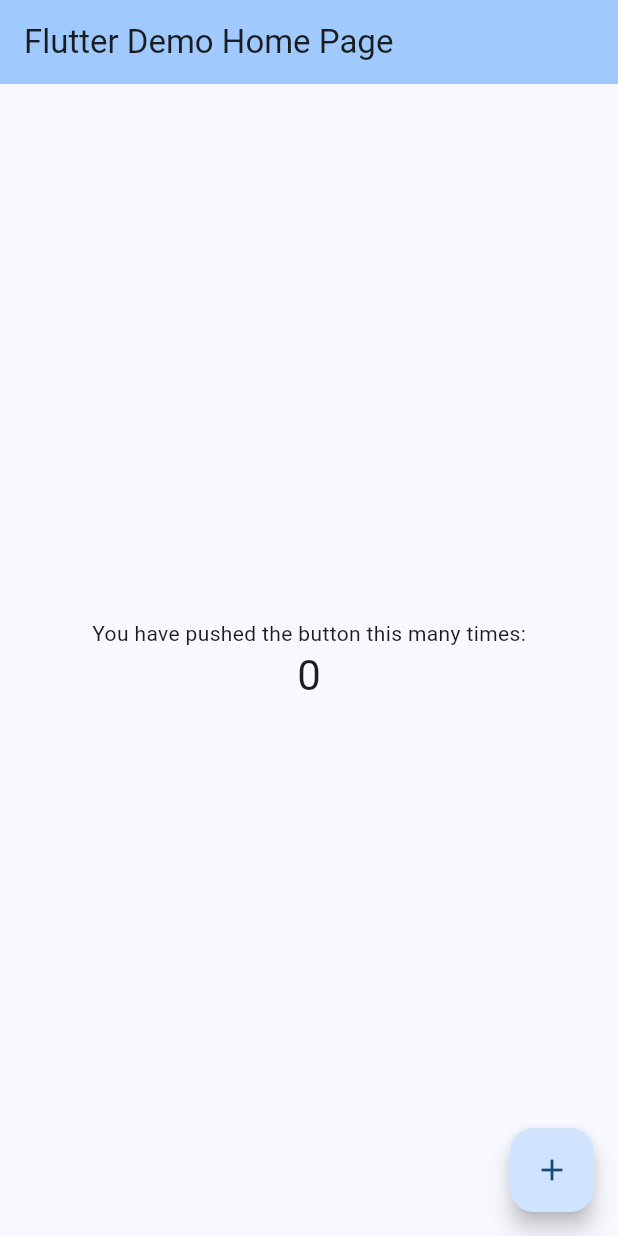
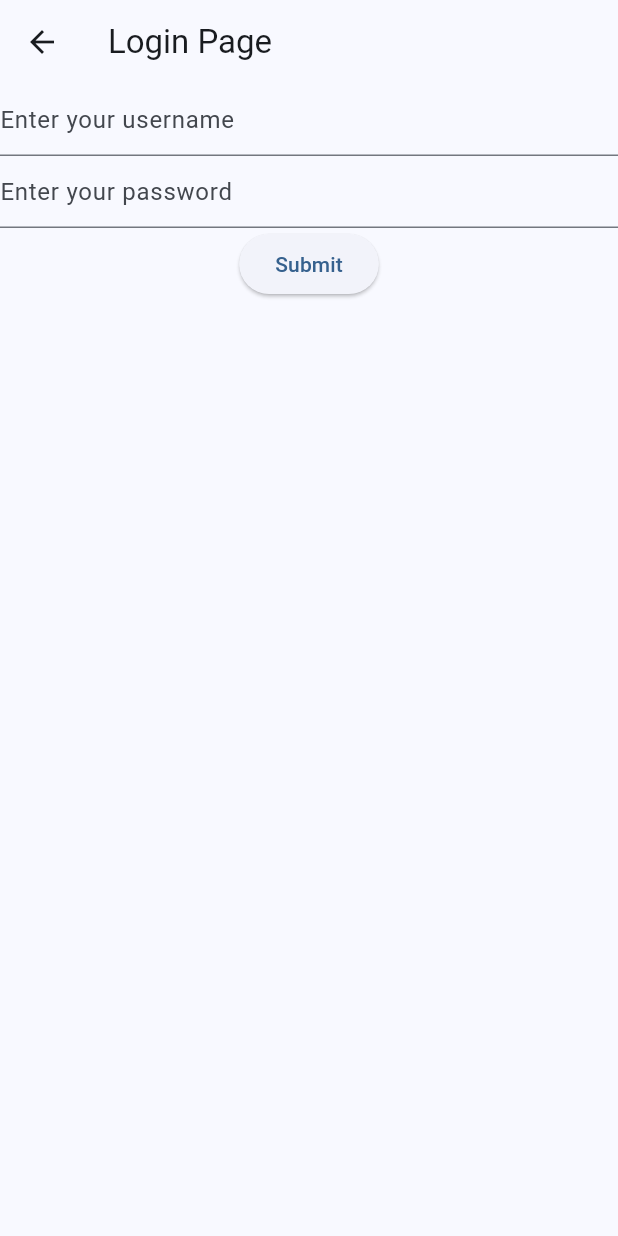
Before and after one commit to WuzhouDu/htt_proj, a Flutter app: the screen it shows after launch, on a phone screen of 412 x 824 dp. Run offline on Flutter 3.47's test engine with Material 2 defaults, Android fonts, the light colour scheme and no system bars; our stand-ins replace shared_preferences.

Commit message:
flash page and login page.

```diff
--- /dev/null
+++ b/lib/LoginPage.dart
@@ -0,0 +1,77 @@
+import 'package:flutter/material.dart';
+
+class LoginPage extends StatefulWidget {
+  const LoginPage({super.key});
+
+  @override
+  State<LoginPage> createState() => _LoginPageState();
+}
+
+class _LoginPageState extends State<LoginPage> {
+  final _formKey = GlobalKey<FormState>();
+
+  late String _username;
+  late String _password;
+
+  @override
+  Widget build(BuildContext context) {
+    return Scaffold(
+      appBar: AppBar(
+        title: const Text('Login Page'),
+        leading: IconButton(
+          icon: const Icon(Icons.arrow_back),
+          onPressed: () {
+            Navigator.pop(context);
+          },
+        ),
+      ),
+      body: Form(
+        key: _formKey,
+        child: Column(
+          children: [
+            TextFormField(
+              decoration: const InputDecoration(
+                hintText: 'Enter your username',
+              ),
+              validator: (value) {
+                if (value == null || value.isEmpty) {
+                  return 'Please enter your username';
+                }
+                return null;
+              },
+              onSaved: (value) {
+                _username = value!;
+              },
+            ),
+            TextFormField(
+              decoration: const InputDecoration(
+                hintText: 'Enter your password',
+              ),
+              validator: (value) {
+                if (value == null || value.isEmpty) {
+                  return 'Please enter your password';
+                }
+                return null;
+              },
+              onSaved: (value) {
+                _password = value!;
+              },
+            ),
+            ElevatedButton(
+              onPressed: () {
+                if (_formKey.currentState!.validate()) {
+                  _formKey.currentState!.save();
+                  ScaffoldMessenger.of(context).showSnackBar(
+                    const SnackBar(content: Text('Processing Data')),
+                  );
+                  Navigator.pushNamed(context, '/home');
+                }
+              },
+              child: const Text('Submit'),
+            ),
+          ],
+        ),
+      ),
+    );
+  }
+}
--- a/lib/main.dart
+++ b/lib/main.dart
@@ -1,4 +1,8 @@
+import 'dart:developer';
+
 import 'package:flutter/material.dart';
+import 'package:htt_proj/LoginPage.dart';
+import 'package:shared_preferences/shared_preferences.dart';
 
 void main() {
   runApp(const MyApp());
@@ -7,104 +11,84 @@ void main() {
 class MyApp extends StatelessWidget {
   const MyApp({super.key});
 
-  // This widget is the root of your application.
   @override
   Widget build(BuildContext context) {
+    // obtain shared preferences
     return MaterialApp(
-      title: 'Flutter Demo',
+      title: 'Htt project',
       theme: ThemeData(
         colorScheme: ColorScheme.fromSeed(seedColor: Colors.blue),
         useMaterial3: true,
       ),
-      home: const MyHomePage(title: 'Flutter Demo Home Page'),
+      home: const FlashPage(message: 'Welcome to Htt Project', duration: 3),
+      routes: {
+        '/login': (context) => const LoginPage(),
+      },
     );
   }
 }
 
-class MyHomePage extends StatefulWidget {
-  const MyHomePage({super.key, required this.title});
+class FlashPage extends StatefulWidget {
+  const FlashPage({super.key, required this.message, required this.duration});
 
-  // This widget is the home page of your application. It is stateful, meaning
-  // that it has a State object (defined below) that contains fields that affect
-  // how it looks.
-
-  // This class is the configuration for the state. It holds the values (in this
-  // case the title) provided by the parent (in this case the App widget) and
-  // used by the build method of the State. Fields in a Widget subclass are
-  // always marked "final".
-
-  final String title;
+  final String message;
+  final int duration;
 
   @override
-  State<MyHomePage> createState() => _MyHomePageState();
+  State<FlashPage> createState() => _FlashPageState();
 }
 
-class _MyHomePageState extends State<MyHomePage> {
-  int _counter = 0;
+class _FlashPageState extends State<FlashPage> {
+  bool timeUp = false;
+  late bool hasUserData;
+  String? userId;
 
-  void _incrementCounter() {
-    setState(() {
-      // This call to setState tells the Flutter framework that something has
-      // changed in this State, which causes it to rerun the build method below
-      // so that the display can reflect the updated values. If we changed
-      // _counter without calling setState(), then the build method would not be
-      // called again, and so nothing would appear to happen.
-      _counter++;
-    });
+  @override
+  void initState() {
+    super.initState();
+    SharedPreferences.getInstance().then(
+      (prefs) {
+        hasUserData = prefs.containsKey('htt_proj_userId');
+        if (hasUserData) {
+          userId = prefs.getString('htt_proj_userId');
+        }
+      },
+    );
   }
 
   @override
   Widget build(BuildContext context) {
-    // This method is rerun every time setState is called, for instance as done
-    // by the _incrementCounter method above.
-    //
-    // The Flutter framework has been optimized to make rerunning build methods
-    // fast, so that you can just rebuild anything that needs updating rather
-    // than having to individually change instances of widgets.
+    if (!timeUp) {
+      Future.delayed(Duration(seconds: widget.duration), () {
+        setState(() {
+          timeUp = true;
+        });
+      });
+    }
+
     return Scaffold(
-      appBar: AppBar(
-        // TRY THIS: Try changing the color here to a specific color (to
-        // Colors.amber, perhaps?) and trigger a hot reload to see the AppBar
-        // change color while the other colors stay the same.
-        backgroundColor: Theme.of(context).colorScheme.inversePrimary,
-        // Here we take the value from the MyHomePage object that was created by
-        // the App.build method, and use it to set our appbar title.
-        title: Text(widget.title),
-      ),
       body: Center(
-        // Center is a layout widget. It takes a single child and positions it
-        // in the middle of the parent.
-        child: Column(
-          // Column is also a layout widget. It takes a list of children and
-          // arranges them vertically. By default, it sizes itself to fit its
-          // children horizontally, and tries to be as tall as its parent.
-          //
-          // Column has various properties to control how it sizes itself and
-          // how it positions its children. Here we use mainAxisAlignment to
-          // center the children vertically; the main axis here is the vertical
-          // axis because Columns are vertical (the cross axis would be
-          // horizontal).
-          //
-          // TRY THIS: Invoke "debug painting" (choose the "Toggle Debug Paint"
-          // action in the IDE, or press "p" in the console), to see the
-          // wireframe for each widget.
-          mainAxisAlignment: MainAxisAlignment.center,
-          children: <Widget>[
-            const Text(
-              'You have pushed the button this many times:',
-            ),
-            Text(
-              '$_counter',
-              style: Theme.of(context).textTheme.headlineMedium,
-            ),
-          ],
+        child: AnimatedDefaultTextStyle(
+          curve: Curves.linear,
+          duration: const Duration(milliseconds: 500),
+          style: timeUp
+              ? Theme.of(context)
+                  .textTheme
+                  .titleLarge!
+                  .copyWith(color: Colors.transparent)
+              : Theme.of(context).textTheme.titleLarge!,
+          child: Text(widget.message),
+          onEnd: () {
+            log('FlashPage ends.');
+            if (hasUserData) {
+              // Navigator.pushNamed(context, '/home', arguments: userId);
+            } else {
+              log('No user data found.');
+              Navigator.pushNamed(context, '/login');
+            }
+          },
         ),
       ),
-      floatingActionButton: FloatingActionButton(
-        onPressed: _incrementCounter,
-        tooltip: 'Increment',
-        child: const Icon(Icons.add),
-      ), // This trailing comma makes auto-formatting nicer for build methods.
     );
   }
 }
--- a/pubspec.yaml
+++ b/pubspec.yaml
@@ -35,6 +35,7 @@ dependencies:
   # The following adds the Cupertino Icons font to your application.
   # Use with the CupertinoIcons class for iOS style icons.
   cupertino_icons: ^1.0.2
+  shared_preferences:
 
 dev_dependencies:
   flutter_test:
```
Also changed, not shown: pubspec.lock, 10 other files.
